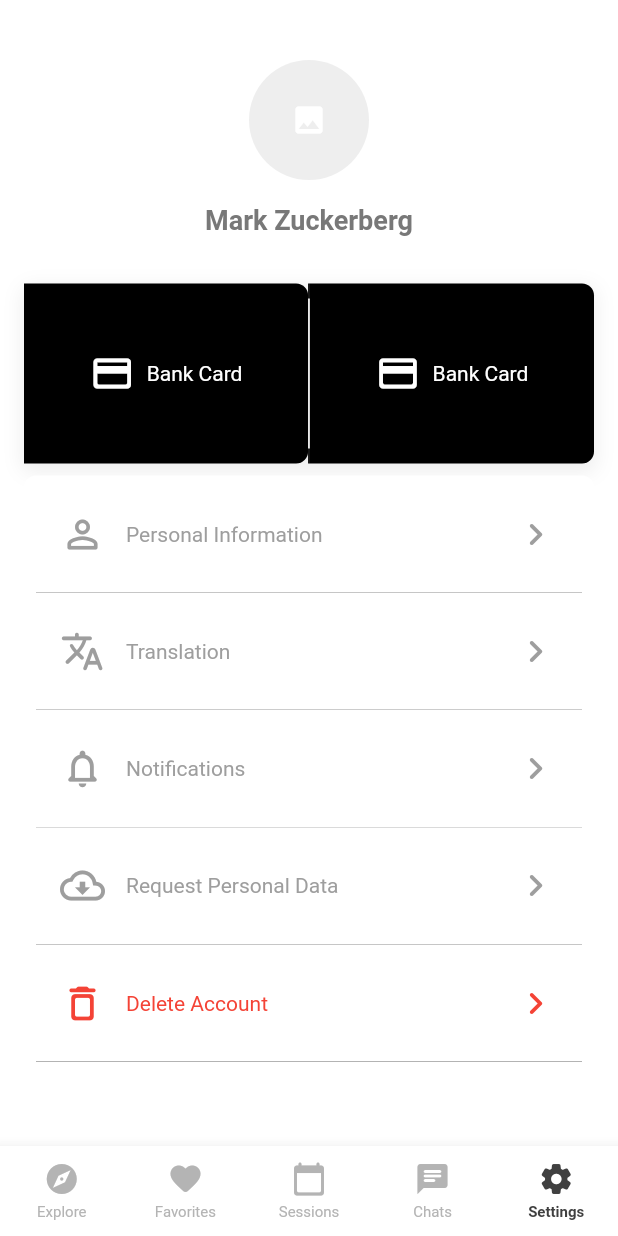
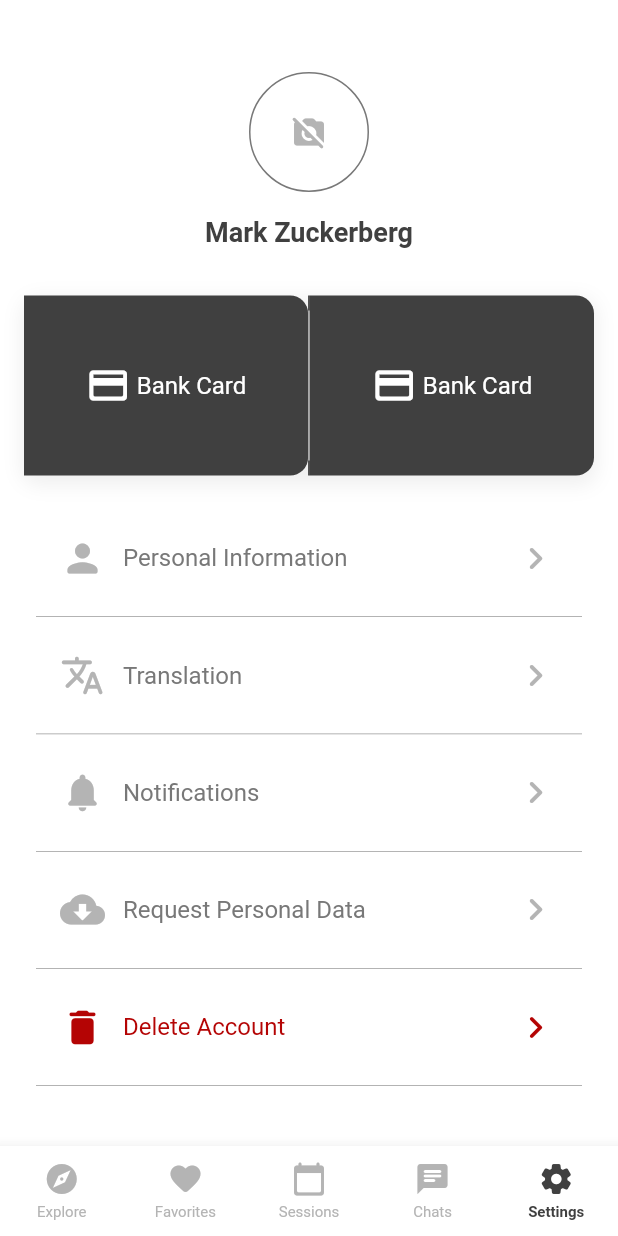
Before and after one commit to bryan-ilman-2002/polkatalk, a Flutter app: the screen it shows after launch, item 5 of the bottom bar chosen, on a phone screen of 412 x 824 dp. Run offline on Flutter 3.47's test engine with Material 2 defaults, Android fonts, the phone set to English and light mode, and no system bars; our stand-ins replace flutter_riverpod; missing offline and left inert: omni_datetime_picker; Roboto replaces fonts that are missing (Mukta).

Commit message:
all pages updated

```diff
--- a/lib/main.dart
+++ b/lib/main.dart
@@ -42,6 +42,7 @@
         ),
         textTheme: mukta,
         iconTheme: IconThemeData(
+          size: 30,
           color: lightGray,
         ),
         splashFactory: InkRipple.splashFactory,
--- a/lib/pages/sessions_page.dart
+++ b/lib/pages/sessions_page.dart
@@ -23,13 +23,13 @@
         child: SessionCard(
           name: 'Larry Page',
           interests: const [
+            'Gaming',
             'Reading',
-            'Gaming',
           ],
           currentSessionStatus: SessionStatus.completed,
           startDate: currentDateExtended,
           currency: 'USD',
-          totalCost: 6400000,
+          totalCost: 6400,
         ),
       ));
     }
--- a/lib/pages/settings_page.dart
+++ b/lib/pages/settings_page.dart
@@ -1,19 +1,15 @@
 import 'package:flutter/material.dart';
+import 'package:polkatalk/functions/getters/app_colors.dart';
 import 'package:polkatalk/widgets/buttons/colored_btn.dart';
 import 'package:polkatalk/widgets/buttons/setting_btn.dart';
 import 'package:polkatalk/widgets/buttons/twin_btns.dart';
 import 'package:polkatalk/widgets/lines/horizontal_thin_line.dart';
 
-class SettingsPage extends StatefulWidget {
+class SettingsPage extends StatelessWidget {
   final ScrollController scrollController;
 
   const SettingsPage({super.key, required this.scrollController});
 
-  @override
-  State<SettingsPage> createState() => _SettingsPageState();
-}
-
-class _SettingsPageState extends State<SettingsPage> {
   void logOut() => print(const Text('clicked'));
 
   @override
@@ -22,33 +18,40 @@
       child: Container(
         color: Colors.white,
         child: SingleChildScrollView(
-          controller: widget.scrollController,
+          controller: scrollController,
           padding: const EdgeInsets.all(16),
           child: Column(
             mainAxisAlignment: MainAxisAlignment.start,
             crossAxisAlignment: CrossAxisAlignment.center,
             children: [
               Container(
-                margin: const EdgeInsets.only(top: 24),
+                margin: const EdgeInsets.only(top: 32),
                 width: 80,
                 height: 80,
                 decoration: BoxDecoration(
-                  shape: BoxShape.circle,
-                  color: Colors.grey[200],
-                ),
-                child: const Center(
-                  child: Icon(Icons.photo, color: Colors.white),
+                    shape: BoxShape.circle,
+                    border: Border.all(
+                      color: moderateGray,
+                    )),
+                // Replace with your photo widget
+                child: Center(
+                  child: Icon(
+                    Icons.no_photography_rounded,
+                    size: 24,
+                    color: lightGray,
+                  ),
                 ),
               ),
               const SizedBox(height: 16),
-              const Row(
+              Row(
                 mainAxisAlignment: MainAxisAlignment.center,
                 children: [
                   Text(
                     'Mark Zuckerberg',
                     style: TextStyle(
+                      fontSize: 18,
                       fontWeight: FontWeight.bold,
-                      fontSize: 18,
+                      color: heavyGray,
                     ),
                   ),
                 ],
@@ -64,14 +67,14 @@
                 leftText: 'PolkaPay',
                 rightText: 'Bank Card',
                 iconColor: Colors.white,
+                textSize: 16,
                 textColor: Colors.white,
-                buttonColor: Colors.black,
-                splashColor: const Color.fromARGB(255, 112, 112, 112),
-                borderRadius: 8,
+                buttonColor: heavyGray,
+                borderRadius: 12,
               ),
-              const SizedBox(height: 8),
+              const SizedBox(height: 16),
               const SettingButton(
-                icon: Icons.person_outline_rounded,
+                icon: Icons.person_rounded,
                 label: 'Personal Information',
               ),
               const HorizontalThinLine(),
@@ -81,25 +84,26 @@
               ),
               const HorizontalThinLine(),
               const SettingButton(
-                icon: Icons.notifications_none_rounded,
+                icon: Icons.notifications_rounded,
                 label: 'Notifications',
               ),
               const HorizontalThinLine(),
               const SettingButton(
-                icon: Icons.cloud_download_outlined,
+                icon: Icons.cloud_download_rounded,
                 label: 'Request Personal Data',
               ),
               const HorizontalThinLine(),
               const SettingButton(
-                icon: Icons.delete_outline_rounded,
+                icon: Icons.delete_rounded,
                 label: 'Delete Account',
-                contentColor: Colors.red,
+                iconColor: Color.fromARGB(255, 180, 4, 4),
+                textColor: Color.fromARGB(255, 180, 4, 4),
                 splashColor: Color.fromARGB(255, 255, 226, 224),
               ),
               const HorizontalThinLine(),
               const SizedBox(height: 64),
               const SettingButton(
-                icon: Icons.help_outline,
+                icon: Icons.help_rounded,
                 label: 'Help Center',
               ),
               const HorizontalThinLine(),
@@ -115,18 +119,19 @@
               const HorizontalThinLine(),
               const SizedBox(height: 16),
               ColoredButton(
-                width: 180,
+                width: 240,
                 verticalPadding: 16,
                 callbackFunction: logOut,
-                child: Text(
-                  'Logout',
+                buttonColor: Colors.transparent,
+                splashColor: const Color.fromARGB(255, 255, 226, 224),
+                borderColor: Colors.transparent,
+                child: const Text(
+                  'Log Out',
                   style: TextStyle(
-                    color: Colors.red,
+                    fontSize: 16,
+                    color: Color.fromARGB(255, 180, 4, 4),
                   ),
                 ),
-                buttonColor: Colors.white,
-                splashColor: const Color.fromARGB(255, 255, 226, 224),
-                borderColor: Colors.white,
               ),
             ],
           ),
--- a/lib/widgets/buttons/setting_btn.dart
+++ b/lib/widgets/buttons/setting_btn.dart
@@ -1,28 +1,25 @@
 import 'package:flutter/material.dart';
 
-class SettingButton extends StatefulWidget {
+class SettingButton extends StatelessWidget {
   final IconData icon;
   final String label;
-  final Color buttonColor;
-  final Color contentColor;
   final Color? splashColor;
+  final Color? buttonColor;
+  final Color? iconColor;
+  final Color? textColor;
   final double borderRadius;
 
   const SettingButton({
     super.key,
     required this.icon,
     required this.label,
-    this.buttonColor = Colors.white,
-    this.contentColor = Colors.grey,
     this.splashColor,
+    this.buttonColor,
+    this.iconColor,
+    this.textColor,
     this.borderRadius = 8,
   });
 
-  @override
-  State<SettingButton> createState() => _SettingButtonState();
-}
-
-class _SettingButtonState extends State<SettingButton> {
   @override
   Widget build(BuildContext context) {
     Widget content = Padding(
@@ -30,24 +27,23 @@
       child: Row(
         children: [
           Icon(
-            widget.icon,
-            color: widget.contentColor,
+            icon,
+            color: iconColor,
             size: 30,
           ),
-          const SizedBox(
-            width: 14,
-          ),
+          const SizedBox(width: 12),
           Expanded(
             child: Text(
-              widget.label,
+              label,
               style: TextStyle(
-                color: widget.contentColor,
+                fontSize: 16,
+                color: textColor,
               ),
             ),
           ),
           Icon(
             Icons.keyboard_arrow_right_rounded,
-            color: widget.contentColor,
+            color: iconColor,
             size: 30,
           ),
         ],
@@ -55,18 +51,17 @@
     );
 
     return Material(
-      color: widget.buttonColor,
+      color: buttonColor ?? Colors.transparent,
       shape: RoundedRectangleBorder(
         borderRadius: BorderRadius.all(
-          Radius.circular(widget.borderRadius),
+          Radius.circular(borderRadius),
         ),
       ),
       child: InkWell(
-        onTap: () {
-          setState(() {});
-        },
+        onTap: () {},
+        splashColor: splashColor,
         borderRadius: BorderRadius.all(
-          Radius.circular(widget.borderRadius),
+          Radius.circular(borderRadius),
         ),
         child: content,
       ),
--- a/lib/widgets/buttons/twin_btns.dart
+++ b/lib/widgets/buttons/twin_btns.dart
@@ -6,37 +6,41 @@
 class TwinButtons extends StatefulWidget {
   final double height;
   final Color buttonColor;
+  final double borderRadius;
+  final double dividerHeight;
+  final Color? dividerColor;
   final Color? splashColor;
-  final double borderRadius;
-  final double? dividerHeight;
   final Function leftButtonCallbackFunction;
   final Function rightButtonCallbackFunction;
   final IconData leftIcon;
   final IconData rightIcon;
-  final double iconSize;
-  final Color iconColor;
-  final String leftText;
-  final String rightText;
+  final String? leftText;
+  final String? rightText;
+  final double? iconSize;
+  final Color? iconColor;
   final double? textSize;
-  final Color textColor;
+  final FontWeight? textWeight;
+  final Color? textColor;
 
   const TwinButtons({
     super.key,
     this.height = 60,
     this.buttonColor = Colors.white,
+    this.borderRadius = 128,
+    this.dividerHeight = 40,
+    this.dividerColor,
     this.splashColor,
-    this.borderRadius = 128,
-    this.dividerHeight,
     required this.leftButtonCallbackFunction,
     required this.rightButtonCallbackFunction,
     required this.leftIcon,
     required this.rightIcon,
-    this.iconSize = 30,
-    this.iconColor = Colors.grey,
-    required this.leftText,
-    required this.rightText,
+    this.iconSize,
+    this.iconColor,
+    this.leftText,
+    this.rightText,
     this.textSize,
-    this.textColor = Colors.grey,
+    this.textWeight,
+    this.textColor,
   });
 
   @override
@@ -67,8 +71,10 @@
                 height: widget.height,
               ),
               VerticalThinLine(
-                lineColor: widget.textColor,
-                height: widget.dividerHeight ?? widget.height,
+                lineColor: widget.dividerColor ??
+                    const Color.fromRGBO(180, 180, 180,
+                        4), // this is lightGray from app_colors.dart,
+                height: widget.dividerHeight,
               ),
             ],
           ),
@@ -119,11 +125,14 @@
                   size: widget.iconSize,
                   color: widget.iconColor,
                 ),
-                const SizedBox(width: 8),
+                const SizedBox(width: 4),
                 Text(
-                  eitherLeftOrRight() ? widget.leftText : widget.rightText,
+                  eitherLeftOrRight()
+                      ? widget.leftText ?? ''
+                      : widget.rightText ?? '',
                   style: TextStyle(
                     fontSize: widget.textSize,
+                    fontWeight: widget.textWeight,
                     color: widget.textColor,
                   ),
                 ),
```
Also changed, not shown: lib/enums/price_range.dart (deleted, +0 -17 lines), lib/enums/session_type.dart (deleted, +0 -20 lines), lib/enums/sorting_aspect.dart (deleted, +0 -29 lines), lib/functions/providers/price_range_filter_state.dart (deleted, +0 -75 lines), lib/functions/providers/session_type_filter_state.dart (deleted, +0 -34 lines), lib/functions/providers/sorting_aspect_filter_state.dart (deleted, +0 -34 lines), lib/pages/explore_page.dart (+16 -5 lines), lib/widgets/buttons/bg_reveal_btn.dart (deleted, +0 -45 lines), lib/widgets/buttons/colored_btn.dart (+4 -4 lines), lib/widgets/buttons/radio_btns.dart (+5 -4 lines), lib/widgets/cards/profile_card.dart (+6 -11 lines), lib/widgets/cards/session_card.dart (+2 -6 lines).
